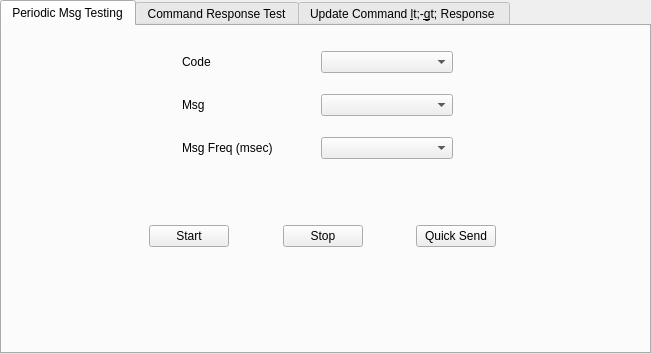
Before: the Qt Designer form serialResponseGui.ui in Joeseidon/Comm-Responder, drawn with Qt 5.
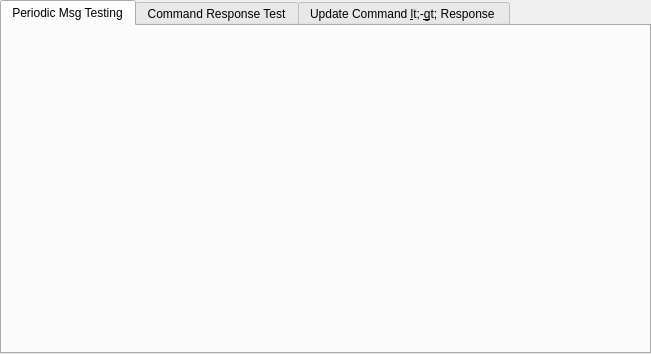
After: the same form once the commit is applied. The open tabs and pages were chosen to show the change.

Commit message: Making progress with GUI and controller. Almost to serial integration

What changed in the file:
```diff
--- a/serialResponseGui.ui
+++ b/serialResponseGui.ui
@@ -20,133 +20,6 @@
    <attribute name="title">
     <string>Periodic Msg Testing</string>
    </attribute>
-   <widget class="QWidget" name="horizontalLayoutWidget">
-    <property name="geometry">
-     <rect>
-      <x>100</x>
-      <y>170</y>
-      <width>441</width>
-      <height>80</height>
-     </rect>
-    </property>
-    <layout class="QHBoxLayout" name="horizontalLayout">
-     <item>
-      <spacer name="horizontalSpacer_3">
-       <property name="orientation">
-        <enum>Qt::Horizontal</enum>
-       </property>
-       <property name="sizeHint" stdset="0">
-        <size>
-         <width>40</width>
-         <height>20</height>
-        </size>
-       </property>
-      </spacer>
-     </item>
-     <item>
-      <widget class="QPushButton" name="startTimedSendBtn">
-       <property name="text">
-        <string>Start</string>
-       </property>
-      </widget>
-     </item>
-     <item>
-      <spacer name="horizontalSpacer">
-       <property name="orientation">
-        <enum>Qt::Horizontal</enum>
-       </property>
-       <property name="sizeHint" stdset="0">
-        <size>
-         <width>40</width>
-         <height>20</height>
-        </size>
-       </property>
-      </spacer>
-     </item>
-     <item>
-      <widget class="QPushButton" name="stopTimedSendBtn">
-       <property name="text">
-        <string>Stop</string>
-       </property>
-      </widget>
-     </item>
-     <item>
-      <spacer name="horizontalSpacer_2">
-       <property name="orientation">
-        <enum>Qt::Horizontal</enum>
-       </property>
-       <property name="sizeHint" stdset="0">
-        <size>
-         <width>40</width>
-         <height>20</height>
-        </size>
-       </property>
-      </spacer>
-     </item>
-     <item>
-      <widget class="QPushButton" name="quickSendBtn">
-       <property name="text">
-        <string>Quick Send</string>
-       </property>
-      </widget>
-     </item>
-     <item>
-      <spacer name="horizontalSpacer_4">
-       <property name="orientation">
-        <enum>Qt::Horizontal</enum>
-       </property>
-       <property name="sizeHint" stdset="0">
-        <size>
-         <width>40</width>
-         <height>20</height>
-        </size>
-       </property>
-      </spacer>
-     </item>
-    </layout>
-   </widget>
-   <widget class="QWidget" name="gridLayoutWidget">
-    <property name="geometry">
-     <rect>
-      <x>180</x>
-      <y>10</y>
-      <width>271</width>
-      <height>140</height>
-     </rect>
-    </property>
-    <layout class="QGridLayout" name="gridLayout">
-     <item row="1" column="0">
-      <widget class="QLabel" name="label_2">
-       <property name="text">
-        <string>Msg</string>
-       </property>
-      </widget>
-     </item>
-     <item row="2" column="0">
-      <widget class="QLabel" name="label_3">
-       <property name="text">
-        <string>Msg Freq (msec)</string>
-       </property>
-      </widget>
-     </item>
-     <item row="0" column="0">
-      <widget class="QLabel" name="label">
-       <property name="text">
-        <string>Code</string>
-       </property>
-      </widget>
-     </item>
-     <item row="0" column="1">
-      <widget class="QComboBox" name="comboBox"/>
-     </item>
-     <item row="1" column="1">
-      <widget class="QComboBox" name="comboBox_2"/>
-     </item>
-     <item row="2" column="1">
-      <widget class="QComboBox" name="comboBox_3"/>
-     </item>
-    </layout>
-   </widget>
   </widget>
   <widget class="QWidget" name="Rx_Mode">
    <attribute name="title">
```
Left out of the diff: 189 changed lines with no effect on the pictures. The commit also changes 5 other files.
